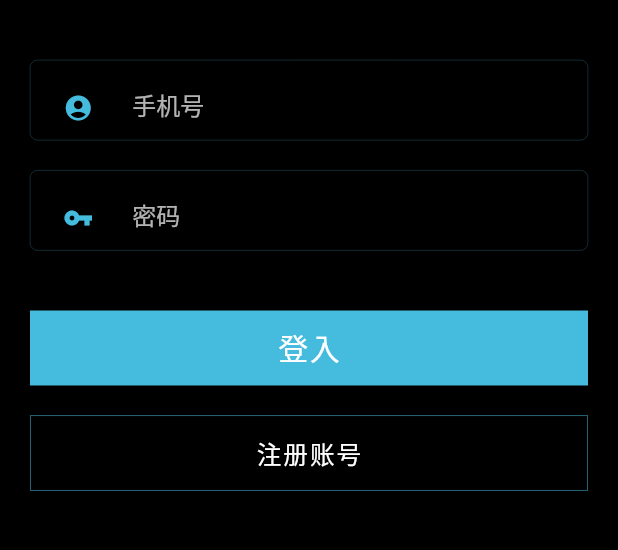
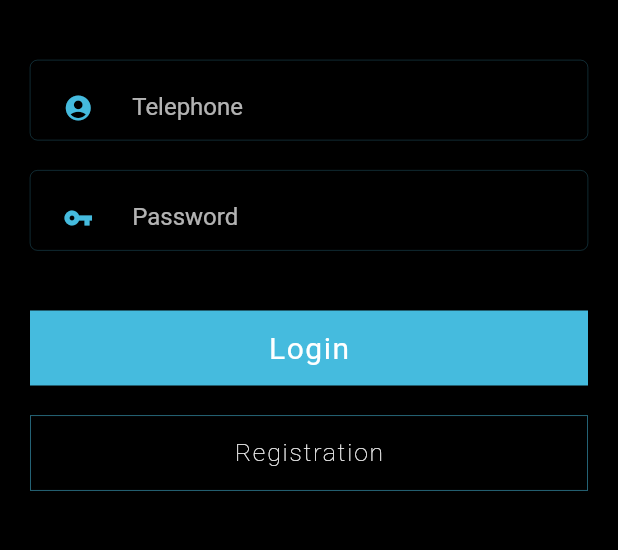
Before and after one commit to CirkoLab/xdaytrade-app, a Flutter app: the screen it shows after launch, on a phone screen of 412 x 824 dp, the part 396-946 px from its top. Run offline on Flutter 3.47's test engine with Material 2 defaults, Android fonts, the phone set to English and light mode, and no system bars; our stand-ins replace carousel_pro, carousel_slider, dio, font_awesome_flutter, package_info, percent_indicator and 3 more; missing offline and left inert: bmnav, flutter_sparkline; generated files the repository leaves out were written again.

```diff
--- a/lib/global.dart
+++ b/lib/global.dart
@@ -1,5 +1,7 @@
+library global;
+
 import 'dart:convert';
 import 'package:shared_preferences/shared_preferences.dart';
 
-
 export 'package:crypto_template/app_global.dart';
+export 'package:crypto_template/lang/index.dart' show AppLocalizations;
--- /dev/null
+++ b/lib/lang/config.dart
@@ -0,0 +1,15 @@
+import 'package:flutter/material.dart';
+
+class ConfigLanguage {
+  static List<Locale> supportedLocales = [
+    Locale('zh', 'CH'),
+    Locale('en', 'US')
+  ];
+
+  static Map<String, dynamic> supportLanguage = {
+    "zh": {"code": "zh", "country_code": "CH"},
+    "en": {"code": "en", "country_code": "US"},
+  };
+
+  static dynamic defaultLanguage = {"code": "en", "country_code": "US"};
+}
--- /dev/null
+++ b/lib/lang/index.dart
@@ -0,0 +1,94 @@
+import 'package:flutter/material.dart';
+import 'dart:convert';
+import 'package:flutter/services.dart' show rootBundle;
+import 'package:flutter/foundation.dart' show SynchronousFuture;
+import 'package:crypto_template/lang/config.dart' as I18NConfig;
+
+class AppLocalizations {
+  Locale _locale;
+  static Map<String, dynamic> jsonLanguage; // 语言包
+  static AppLocalizations _inst; // inst
+
+  AppLocalizations(this._locale);
+
+  // 初始化 localizations
+  static Future<AppLocalizations> init(Locale locale) async {
+    _inst = AppLocalizations(locale);
+    await getLanguageJson();
+    return _inst;
+  }
+
+  // 获取语言包
+  static Future getLanguageJson() async {
+    Locale _tmpLocale = _inst._locale;
+    print('获取语言包的语种; ${_tmpLocale.languageCode}');
+    String jsonLang;
+    try {
+      jsonLang =
+          await rootBundle.loadString('locale/${_tmpLocale.languageCode}.json');
+    } catch (e) {
+      print('出错了');
+      _inst._locale = Locale(I18NConfig.ConfigLanguage.defaultLanguage['code']);
+      jsonLang = await rootBundle.loadString(
+          'locale/${I18NConfig.ConfigLanguage.defaultLanguage['code']}.json');
+    }
+    jsonLanguage = json.decode(jsonLang);
+    print("当前语言： ${_inst._locale}");
+  }
+
+// t 封装，目的是为了可以使用t来获取多语言数据
+  static String t(String key) {
+    var _array = key.split('.');
+    var _dict = jsonLanguage;
+    var retValue = '';
+    try {
+      _array.forEach((item) {
+        if (_dict[item].runtimeType == Null) {
+          retValue = key;
+          return;
+        }
+        if (_dict[item].runtimeType != String) {
+          _dict = _dict[item];
+        } else {
+          retValue = _dict[item];
+        }
+      });
+      retValue = retValue.isEmpty ? _dict : retValue;
+    } catch (e) {
+      print('i18n exception');
+      print(e);
+      retValue = key;
+    }
+
+    return retValue ?? '';
+  }
+}
+
+// 实现LocalizationsDelegate协议，用于初始化Localizations类
+class AppLocalizationsDelegate extends LocalizationsDelegate<AppLocalizations> {
+  final Locale locale;
+  AppLocalizationsDelegate([this.locale]);
+
+  @override
+  bool isSupported(Locale locale) {
+    return I18NConfig.ConfigLanguage.supportLanguage.keys
+        .toList()
+        .contains(locale.languageCode);
+  }
+
+// 在这里初始化Localizations类
+  @override
+  Future<AppLocalizations> load(Locale _locale) async {
+    print('将要加载的语言: $_locale');
+    return await AppLocalizations.init(_locale);
+    // return SynchronousFuture<AppLocalizations>(
+    //   AppLocalizations(_locale)
+    // );
+  }
+
+  @override
+  bool shouldReload(LocalizationsDelegate<AppLocalizations> old) {
+    // flase时，不执行上述重写函数
+    return false;
+  }
+}
--- a/lib/main.dart
+++ b/lib/main.dart
@@ -15,11 +15,18 @@ import 'package:shared_preferences/shared_preferences.dart';
 import 'package:url_launcher/url_launcher.dart';
 import 'package:package_info/package_info.dart';
 import 'package:crypto_template/app_global.dart';
+import 'package:flutter_localizations/flutter_localizations.dart';
+import 'package:crypto_template/lang/index.dart'
+    show AppLocalizations, AppLocalizationsDelegate;
+import 'package:crypto_template/lang/config.dart' show ConfigLanguage;
 
 /// Run first apps open
 void main() {
   runApp(myApp());
 }
+
+GlobalKey<_ChangeLocalizationsState> changeLocalizationsStateKey =
+    new GlobalKey<_ChangeLocalizationsState>();
 
 class myApp extends StatefulWidget {
   final Widget child;
@@ -38,18 +45,21 @@ class _myAppState extends State<myApp> {
   Map showData = {};
   PackageInfo packageInfo; //  获取当前app的信息
   ApiClient client;
-  String _newVersion ; // 网络请求的版本号/名。
-  String _notVersion ; // 当前app的版本号/名。
+  String _newVersion; // 网络请求的版本号/名。
+  String _notVersion; // 当前app的版本号/名。
   String _upgradeNewVersion; // 处理过的版本号,使用这个
   String _upgradeNotVersion; // 处理过的版本号,使用这个
-  String _installUrl ; // 下载apk的地址。
+  String _installUrl; // 下载apk的地址。
   BuildContext _context;
+  // 定义全局 语言代理
+  AppLocalizationsDelegate _delegate;
 
   @override
   void initState() {
     // TODO: implement initState
     super.initState();
     _themeBloc = ThemeBloc();
+    _delegate = AppLocalizationsDelegate();
   }
 
   _launchURL(url) async {
@@ -63,8 +73,7 @@ class _myAppState extends State<myApp> {
   Future<void> _getData() async {
     // Map<String, dynamic> res = null;
     var result = client.getBanben();
-    result.then((value){
-
+    result.then((value) {
       _newVersion = value.data['versionShort']; // 赋值网络请求的版本号。
       _installUrl = value.data['installUrl']; // 赋值网络请请的下载apk地址。
 
@@ -73,88 +82,89 @@ class _myAppState extends State<myApp> {
       // print(_notVersion + ' == ' + _upgradeNotVersion);
       // print(_newVersion + " == " + _upgradeNewVersion);
       // 判断当前网络请求的版本号是否大于当前版本号
-      if( int.parse(_upgradeNotVersion) < int.parse( _upgradeNewVersion ) ){
+      if (int.parse(_upgradeNotVersion) < int.parse(_upgradeNewVersion)) {
         // 判断需要更新，则去请求更新接口，获取接口api，获取更新内容。
         // 创建 一个同步执行的 Future
         // 上面说到本来想判断更新，然后请求更新接口的，发现行不通。则更新接口需要写死在里面。getBanben()
         // 如需请求更新接口，则需改写上面的方法。
-        Future.sync((){
-          client.getBanbenData().then((value){
-            Map<String,dynamic> res = json.decode(value.toString());
+        Future.sync(() {
+          client.getBanbenData().then((value) {
+            Map<String, dynamic> res = json.decode(value.toString());
             // print(res);
-            if(res['err'] != true && res['msg'] == "success"){
+            if (res['err'] != true && res['msg'] == "success") {
               setState(() {
                 showData['title'] = res['title'];
                 showData['data'] = res['data'].split(' ');
               });
               _show();
             }
-
           });
-        }) ;
-
+        });
       }
     });
   }
+
   // 初始化页面后的下一个生命周期状态
   void didChangeDependencies() async {
     super.didChangeDependencies();
     client = new ApiClient();
     packageInfo = await PackageInfo.fromPlatform();
-    _notVersion = packageInfo.version;  // 赋值当前的版本号
+    _notVersion = packageInfo.version; // 赋值当前的版本号
     final data = _notVersion.split('.');
     _upgradeNotVersion = data.join('');
     // print('当前版本信息 11 222 33 44 55 66 77 ');
 //    await _getData();
   }
 
-
-  void _show(){
+  void _show() {
     showDialog(
         context: _context,
         builder: (context) {
           return CupertinoAlertDialog(
             title: Container(
               height: 30.0,
-              child: Text(showData['title'], style: TextStyle(
-                  fontSize: 14
-              ),
+              child: Text(
+                showData['title'],
+                style: TextStyle(fontSize: 14),
               ),
             ),
             content: Column(
               children: <Widget>[
-                ...List.generate(showData['data'].length, (index){
+                ...List.generate(showData['data'].length, (index) {
                   return Container(
                     alignment: Alignment.topLeft,
                     // margin: EdgeInsets.fromLTRB( 0.0 , 5.0, 0.0, 5.0),
-                    child: Text(showData['data'][index], textAlign: TextAlign.left,style: TextStyle(
-                        height: 2
-                    ),),
+                    child: Text(
+                      showData['data'][index],
+                      textAlign: TextAlign.left,
+                      style: TextStyle(height: 2),
+                    ),
                   );
                 })
               ],
             ),
             actions: <Widget>[
-              FlatButton(child: Text('以后再说'),onPressed: (){
-                Navigator.of(context).pop('no');
-              },),
+              FlatButton(
+                child: Text('以后再说'),
+                onPressed: () {
+                  Navigator.of(context).pop('no');
+                },
+              ),
               Container(
                 color: Colors.red,
                 child: FlatButton(
                   child: Text('前往下载'),
-                  onPressed: (){
+                  onPressed: () {
                     Navigator.of(context).pop('ok');
                     //  print(_installUrl);
-                    _launchURL( _installUrl );
+                    _launchURL(_installUrl);
                   },
                 ),
               ),
             ],
           );
-        }
-    );
+        });
   }
-
 
   Future<String> _checkLogin() async {
     var token;
@@ -162,8 +172,6 @@ class _myAppState extends State<myApp> {
     token = await prefs.getString('Token');
     return token;
   }
-
-
 
   @override
   Widget build(BuildContext context) {
@@ -179,12 +187,36 @@ class _myAppState extends State<myApp> {
         ChangeNotifierProvider.value(value: UserModel()),
         ChangeNotifierProvider.value(value: WalletModel()),
         ChangeNotifierProvider.value(value: PromoteModel()),
+        ChangeNotifierProvider.value(value: LangModel()),
+        Provider<GlobalKey<_ChangeLocalizationsState>>.value(
+            value: changeLocalizationsStateKey)
       ],
       child: StreamBuilder<ThemeData>(
         initialData: _themeBloc.initialTheme().data,
         stream: _themeBloc.themeDataStream,
         builder: (BuildContext context, AsyncSnapshot<ThemeData> snapshot) {
           return MaterialApp(
+            localeResolutionCallback: (deviceLocale, supportedLocal) {
+              print(
+                  '当前设备语种 deviceLocale: $deviceLocale, 支持语种 supportedLocale: $supportedLocal}');
+              Locale _locale = supportedLocal.contains(deviceLocale)
+                  ? deviceLocale
+                  : Locale('en', 'US');
+              return _locale;
+            },
+            onGenerateTitle: (context) {
+              // 设置多语言代理
+              // AppLocalizations.setProxy(setState, _delegate);
+              return AppLocalizations.t('title_page');
+            },
+            // localizationsDelegates 列表中的元素时生成本地化集合的工厂
+            localizationsDelegates: [
+              GlobalMaterialLocalizations
+                  .delegate, // 为Material Components库提供本地化的字符串和其他值
+              GlobalWidgetsLocalizations.delegate, // 定义widget默认的文本方向，从左往右或从右往左
+              _delegate
+            ],
+            supportedLocales: ConfigLanguage.supportedLocales,
             title: 'AUFI',
             theme: snapshot.data,
             debugShowCheckedModeBanner: false,
@@ -196,8 +228,12 @@ class _myAppState extends State<myApp> {
             /// Routes
             ///
             routes: <String, WidgetBuilder>{
-              "onBoarding": (BuildContext context) =>
-              new login()
+              "onBoarding": (context) =>
+                  // Home()
+                  Builder(builder: (context) {
+                    return ChangeLocalizations(
+                        key: changeLocalizationsStateKey, child: login());
+                  })
             },
           );
         },
@@ -289,3 +325,41 @@ class _SplashScreenState extends State<SplashScreen> {
     );
   }
 }
+
+class ChangeLocalizations extends StatefulWidget {
+  final Widget child;
+  ChangeLocalizations({Key key, this.child}) : super(key: key);
+  @override
+  _ChangeLocalizationsState createState() => _ChangeLocalizationsState();
+}
+
+class _ChangeLocalizationsState extends State<ChangeLocalizations> {
+  Locale _locale;
+  @override
+  void initState() {
+    super.initState();
+  }
+
+  @override
+  void didChangeDependencies() async {
+    super.didChangeDependencies();
+    // 获取当前设备的语言
+    _locale = Localizations.localeOf(context);
+    print('设备语言: $_locale');
+  }
+
+  changeLocale(Locale locale) {
+    setState(() {
+      _locale = locale;
+    });
+  }
+
+  @override
+  Widget build(BuildContext context) {
+    return Localizations.override(
+      context: context,
+      locale: _locale,
+      child: widget.child,
+    );
+  }
+}
--- a/lib/models/profile.dart
+++ b/lib/models/profile.dart
@@ -6,14 +6,12 @@ part 'profile.g.dart';
 
 @JsonSerializable()
 class Profile {
-
-
   Profile();
-
   User user;
   Wallet wallet;
   Promote promote;
   String token;
+  String lang;
   String grade;
   String company_usdt_address;
   num usdt_price;
@@ -28,6 +26,7 @@ class Profile {
   String locale;
   String status;
 
-    factory Profile.fromJson(Map<String,dynamic> json) => _$ProfileFromJson(json);
+  factory Profile.fromJson(Map<String, dynamic> json) =>
+      _$ProfileFromJson(json);
   Map<String, dynamic> toJson() => _$ProfileToJson(this);
 }
--- a/lib/pmodel/profileChangeNotifier.dart
+++ b/lib/pmodel/profileChangeNotifier.dart
@@ -13,6 +13,20 @@ class ProfileChangeNotifier extends ChangeNotifier {
   }
 }
 
+class LangModel extends ProfileChangeNotifier {
+  String get lang => _profile.lang;
+
+  set lang(String lang) {
+    _profile.lang = lang;
+    notifyListeners();
+  }
+
+  void changeLang(String langCode) {
+    _profile.lang = langCode;
+    notifyListeners();
+  }
+}
+
 class UserModel extends ProfileChangeNotifier {
   User get user => _profile.user;
 
@@ -21,17 +35,15 @@ class UserModel extends ProfileChangeNotifier {
 
   //用户信息发生变化，更新用户信息并通知依赖它的子孙Widgets更新
   set user(User user) {
-
     _profile.user = user;
     notifyListeners();
   }
-  void changeName(String name){
+
+  void changeName(String name) {
     _profile.user.user_name = name;
     notifyListeners();
   }
-
 }
-
 
 class WalletModel extends ProfileChangeNotifier {
   Wallet get wallet => _profile.wallet;
@@ -42,13 +54,12 @@ class WalletModel extends ProfileChangeNotifier {
     notifyListeners();
   }
 
-  void changeBalance(num change){
+  void changeBalance(num change) {
     num balance = _profile.wallet.usdt_balance;
     _profile.wallet.usdt_balance = balance + change;
     notifyListeners();
   }
 }
-
 
 class PromoteModel extends ProfileChangeNotifier {
   Promote get promote => _profile.promote;
@@ -59,7 +70,6 @@ class PromoteModel extends ProfileChangeNotifier {
     notifyListeners();
   }
 }
-
 
 //class ThemeModel extends ProfileChangeNotifier {
 //  // 获取当前主题，如果为设置主题，则默认使用蓝色主题
--- a/lib/screen/intro/login.dart
+++ b/lib/screen/intro/login.dart
@@ -3,6 +3,7 @@ import 'dart:async';
 import 'package:crypto_template/api_client.dart';
 import 'package:crypto_template/app_global.dart';
 import 'package:crypto_template/component/style.dart';
+import 'package:crypto_template/global.dart';
 import 'package:crypto_template/models/index.dart';
 import 'package:crypto_template/screen/Bottom_Nav_Bar/bottom_nav_bar.dart';
 import 'package:crypto_template/screen/intro/signup.dart';
@@ -102,7 +103,8 @@ class _loginState extends State<login> {
                                     child: TextFormField(
                                       validator: (input) {
                                         if (input.isEmpty) {
-                                          return '请输入手机号 ';
+                                          return AppLocalizations.t(
+                                              'login.telephoneHint');
                                         }
                                       },
                                       onSaved: (input) => phone = input,
@@ -126,7 +128,8 @@ class _loginState extends State<login> {
                                           contentPadding: EdgeInsets.all(0.0),
                                           filled: true,
                                           fillColor: Colors.transparent,
-                                          labelText: '手机号',
+                                          labelText: AppLocalizations.t(
+                                              'login.telephone'),
                                           hintStyle:
                                               TextStyle(color: Colors.white),
                                           labelStyle: TextStyle(
@@ -169,7 +172,8 @@ class _loginState extends State<login> {
                                     child: TextFormField(
                                       validator: (input) {
                                         if (input.isEmpty) {
-                                          return '请输入密码';
+                                          return AppLocalizations.t(
+                                              'login.passwordHint');
                                         }
                                       },
                                       onSaved: (input) => password = input,
@@ -194,7 +198,8 @@ class _loginState extends State<login> {
                                           contentPadding: EdgeInsets.all(0.0),
                                           filled: true,
                                           fillColor: Colors.transparent,
-                                          labelText: '密码',
+                                          labelText: AppLocalizations.t(
+                                              'login.password'),
                                           hintStyle:
                                               TextStyle(color: Colors.white),
                                           labelStyle: TextStyle(
@@ -255,7 +260,7 @@ class _loginState extends State<login> {
                             ),
                             child: Center(
                               child: Text(
-                                "登入",
+                                AppLocalizations.t('login.loginBtn'),
                                 style: TextStyle(
                                     color: Colors.white,
                                     fontWeight: FontWeight.w400,
@@ -292,7 +297,7 @@ class _loginState extends State<login> {
                             ),
                             child: Center(
                               child: Text(
-                                "注册账号",
+                                AppLocalizations.t('login.registerBtn'),
                                 style: TextStyle(
                                     color: Colors.white,
                                     fontWeight: FontWeight.w100,
@@ -324,7 +329,7 @@ class _loginState extends State<login> {
       // 链接登录接口
       _login(context);
     } else {
-      MyShowDialog(context, "手机号密码不能为空！");
+      MyShowDialog(context, AppLocalizations.t('login.telephoneHint'));
     }
   }
 
@@ -333,9 +338,9 @@ class _loginState extends State<login> {
     ApiClient client = new ApiClient();
 
     phone.isEmpty
-        ? MyShowDialog(context, "手机号不能为空!")
+        ? MyShowDialog(context, AppLocalizations.t('login.telephoneHint'))
         : password.isEmpty == ""
-            ? MyShowDialog(context, "密码不能为空！")
+            ? MyShowDialog(context, AppLocalizations.t('login.passwordHint'))
             : "";
 
     // 简单判断是否手机号不对
@@ -343,7 +348,7 @@ class _loginState extends State<login> {
     var isPhone = mobile.hasMatch(phone);
 
     if (!isPhone) {
-      MyShowDialog(context, "手机号不正确!");
+      MyShowDialog(context, AppLocalizations.t('login.telephoneError'));
       return;
     }
     await client.loginWithPhone(phone, password).then((response) {
@@ -367,7 +372,7 @@ class _loginState extends State<login> {
             showDialog(
                 context: context,
                 child: new AlertDialog(
-                  content: new Text('登录成功'),
+                  content: new Text(AppLocalizations.t('login.success')),
                   actions: <Widget>[
                     new FlatButton(
                         onPressed: () {
@@ -376,7 +381,8 @@ class _loginState extends State<login> {
                                   pageBuilder: (_, __, ___) =>
                                       bottomNavBar(themeBloc: _themeBloc)));
                         },
-                        child: new Text('好'))
+                        child: new Text(
+                            AppLocalizations.t('login.successConfirm')))
                   ],
                 ));
           } else {
@@ -389,7 +395,8 @@ class _loginState extends State<login> {
                         onPressed: () {
                           Navigator.pop(context);
                         },
-                        child: new Text('好'))
+                        child: new Text(
+                            AppLocalizations.t('login.successConfirm')))
                   ],
                 ));
           }
@@ -404,7 +411,7 @@ class _loginState extends State<login> {
                     onPressed: () {
                       Navigator.pop(context);
                     },
-                    child: new Text('好'))
+                    child: new Text(AppLocalizations.t('login.successConfirm')))
               ],
             ));
       }
@@ -485,7 +492,7 @@ void MyShowDialog(context, title) {
               onPressed: () {
                 Navigator.pop(context); //  点击返回上一级
               },
-              child: new Text("好"))
+              child: new Text(AppLocalizations.t('login.successConfirm')))
         ],
       ));
 }
--- a/pubspec.yaml
+++ b/pubspec.yaml
@@ -14,6 +14,8 @@ environment:
 
 dependencies:
   flutter:
+    sdk: flutter
+  flutter_localizations:
     sdk: flutter
 
   # The following adds the Cupertino Icons font to your application.
@@ -40,6 +42,7 @@ dev_dependencies:
     sdk: flutter
   json_serializable: ^3.5.1
   build_runner: ^1.7.2
+  build_resolvers: ^1.3.11
 
 
 
@@ -121,6 +124,7 @@ flutter:
           weight: 500
 
   assets:
+    - locale/
     - assets/ilustration/boarding1.png
     - assets/ilustration/noData.png
     - assets/ilustration/boarding2.png
```
Also changed, not shown: locale/en.json (added, +20 -0 lines), locale/zh.json (added, +19 -0 lines), lib/models/market.g.dart, lib/models/mwallet.g.dart, lib/models/profile.g.dart, lib/models/promote.g.dart, lib/models/token.g.dart, lib/models/user.g.dart, lib/models/wallet.g.dart, pubspec.lock, 4 other files. Lines whose indentation alone changed are shown as unchanged.
